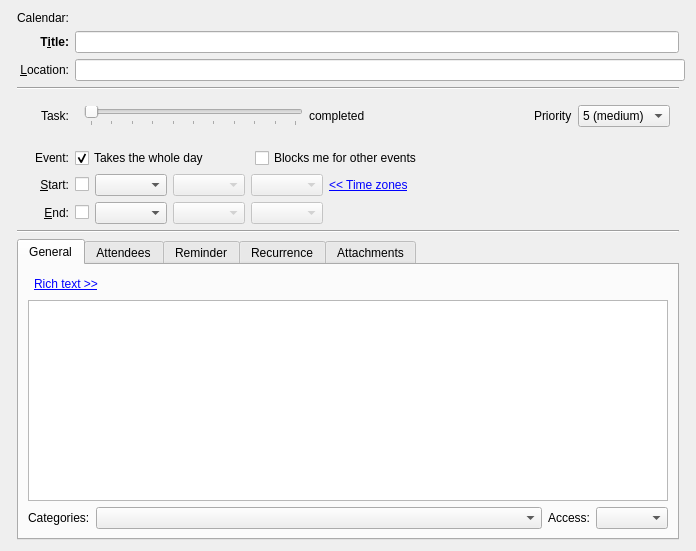
First picture: the form in incidenceeditor-ng/eventortododesktop.ui, repository chusopr/kdepim-ktimetracker-akonadi, before the edit.
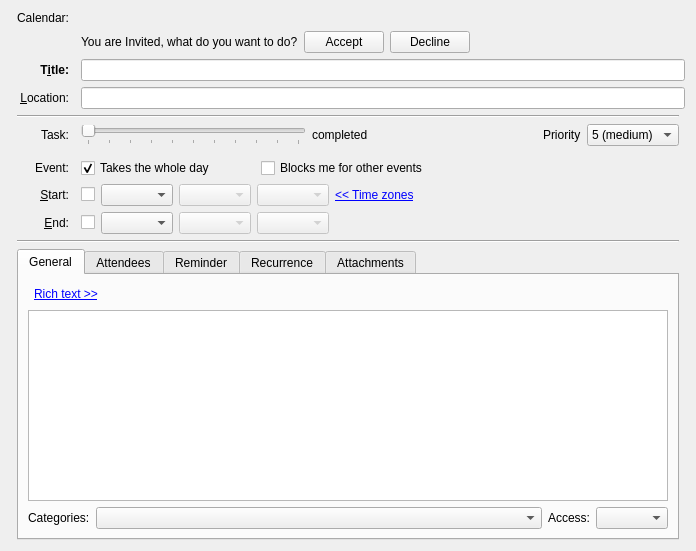
Second picture: the form after the edit. Custom widgets are drawn as their Qt base class.

Commit message: Add a accept/decline bar to the editor, the actual actions are not implemented though

```diff
--- a/incidenceeditor-ng/eventortododesktop.ui
+++ b/incidenceeditor-ng/eventortododesktop.ui
@@ -30,10 +30,10 @@
      </property>
     </widget>
    </item>
-   <item row="0" column="2">
+   <item row="0" column="3">
     <widget class="QWidget" name="mCalSelectorPlaceHolder" native="true"/>
    </item>
-   <item row="1" column="1">
+   <item row="3" column="1">
     <widget class="QLabel" name="label_2">
      <property name="sizePolicy">
       <sizepolicy hsizetype="Minimum" vsizetype="Preferred">
@@ -67,7 +67,7 @@
      </property>
     </widget>
    </item>
-   <item row="1" column="2">
+   <item row="3" column="3" colspan="2">
     <widget class="KLineEdit" name="mSummaryEdit">
      <property name="sizePolicy">
       <sizepolicy hsizetype="MinimumExpanding" vsizetype="Fixed">
@@ -83,7 +83,7 @@
      </property>
     </widget>
    </item>
-   <item row="2" column="1">
+   <item row="4" column="1">
     <widget class="QLabel" name="label_4">
      <property name="sizePolicy">
       <sizepolicy hsizetype="Minimum" vsizetype="Preferred">
@@ -105,7 +105,7 @@
      </property>
     </widget>
    </item>
-   <item row="2" column="2" colspan="2">
+   <item row="4" column="3" colspan="2">
     <widget class="KLineEdit" name="mLocationEdit">
      <property name="sizePolicy">
       <sizepolicy hsizetype="MinimumExpanding" vsizetype="Fixed">
@@ -121,7 +121,7 @@
      </property>
     </widget>
    </item>
-   <item row="6" column="2" rowspan="2">
+   <item row="8" column="3" rowspan="2">
     <layout class="QHBoxLayout" name="horizontalLayout_5">
      <item>
       <widget class="QCheckBox" name="mWholeDayCheck">
@@ -180,7 +180,7 @@
      </item>
     </layout>
    </item>
-   <item row="9" column="1">
+   <item row="11" column="1">
     <widget class="QLabel" name="mStartLabel">
      <property name="sizePolicy">
       <sizepolicy hsizetype="Minimum" vsizetype="Preferred">
@@ -202,7 +202,7 @@
      </property>
     </widget>
    </item>
-   <item row="9" column="2">
+   <item row="11" column="3">
     <layout class="QHBoxLayout" name="horizontalLayout_2">
      <item>
       <widget class="QCheckBox" name="mStartCheck">
@@ -298,7 +298,7 @@
      </item>
     </layout>
    </item>
-   <item row="10" column="1">
+   <item row="12" column="1">
     <widget class="QLabel" name="mEndLabel">
      <property name="sizePolicy">
       <sizepolicy hsizetype="Minimum" vsizetype="Preferred">
@@ -320,7 +320,7 @@
      </property>
     </widget>
    </item>
-   <item row="10" column="2">
+   <item row="12" column="3">
     <layout class="QHBoxLayout" name="horizontalLayout_4">
      <item>
       <widget class="QCheckBox" name="mEndCheck">
@@ -389,14 +389,14 @@
      </item>
     </layout>
    </item>
-   <item row="11" column="1" colspan="2">
+   <item row="13" column="1" colspan="3">
     <widget class="Line" name="line_2">
      <property name="orientation">
       <enum>Qt::Horizontal</enum>
      </property>
     </widget>
    </item>
-   <item row="13" column="1" colspan="2">
+   <item row="15" column="1" colspan="3">
     <widget class="QTabWidget" name="mTabWidget">
      <property name="currentIndex">
       <number>0</number>
@@ -1287,7 +1287,7 @@
      </widget>
     </widget>
    </item>
-   <item row="6" column="1" rowspan="2">
+   <item row="8" column="1" rowspan="2">
     <widget class="QLabel" name="label_8">
      <property name="sizePolicy">
       <sizepolicy hsizetype="Minimum" vsizetype="Preferred">
@@ -1306,16 +1306,19 @@
      </property>
     </widget>
    </item>
-   <item row="3" column="1" colspan="2">
+   <item row="5" column="1" colspan="3">
     <widget class="Line" name="line">
      <property name="orientation">
       <enum>Qt::Horizontal</enum>
      </property>
     </widget>
    </item>
-   <item row="4" column="2">
+   <item row="6" column="3">
     <widget class="QWidget" name="mCompletionPriorityWidget" native="true">
      <layout class="QHBoxLayout" name="horizontalLayout_8">
+      <property name="margin">
+       <number>0</number>
+      </property>
       <item>
        <widget class="QSlider" name="mCompletionSlider">
         <property name="maximum">
@@ -1418,7 +1421,7 @@
      </layout>
     </widget>
    </item>
-   <item row="4" column="0" colspan="2">
+   <item row="6" column="0" colspan="2">
     <widget class="QLabel" name="mTaskLabel">
      <property name="text">
       <string>Task:</string>
@@ -1428,9 +1431,58 @@
      </property>
     </widget>
    </item>
-   <item row="5" column="1" colspan="2">
+   <item row="7" column="1" colspan="3">
     <widget class="KSeparator" name="mTaskSeparator"/>
    </item>
+   <item row="2" column="3">
+    <widget class="QWidget" name="mInvitationBar" native="true">
+     <layout class="QHBoxLayout" name="horizontalLayout_10">
+      <property name="margin">
+       <number>0</number>
+      </property>
+      <item>
+       <widget class="QLabel" name="label_7">
+        <property name="text">
+         <string>You are Invited, what do you want to do?</string>
+        </property>
+       </widget>
+      </item>
+      <item>
+       <widget class="QPushButton" name="mAcceptInvitationButton">
+        <property name="toolTip">
+         <string>Accept the invitation</string>
+        </property>
+        <property name="whatsThis">
+         <string extracomment="@info:whatsthis">Click this button to accept the invitation.</string>
+        </property>
+        <property name="text">
+         <string>Accept</string>
+        </property>
+       </widget>
+      </item>
+      <item>
+       <widget class="QPushButton" name="mDeclineInvitationButton">
+        <property name="text">
+         <string>Decline</string>
+        </property>
+       </widget>
+      </item>
+      <item>
+       <spacer name="horizontalSpacer_13">
+        <property name="orientation">
+         <enum>Qt::Horizontal</enum>
+        </property>
+        <property name="sizeHint" stdset="0">
+         <size>
+          <width>40</width>
+          <height>20</height>
+         </size>
+        </property>
+       </spacer>
+      </item>
+     </layout>
+    </widget>
+   </item>
   </layout>
  </widget>
  <customwidgets>
@@ -1449,11 +1501,6 @@
    <extends>KComboBox</extends>
    <header>libkdepim/kcheckcombobox.h</header>
   </customwidget>
-  <customwidget>
-   <class>KPIM::KWeekdayCheckCombo</class>
-   <extends>KPIM::KCheckComboBox</extends>
-   <header>libkdepim/kweekdaycheckcombo.h</header>
-  </customwidget>
   <customwidget>
    <class>KPIM::KDateEdit</class>
    <extends>QComboBox</extends>
@@ -1489,6 +1536,11 @@
    <extends>KRichTextEdit</extends>
    <header>krichtextwidget.h</header>
   </customwidget>
+  <customwidget>
+   <class>KPIM::KWeekdayCheckCombo</class>
+   <extends>KPIM::KCheckComboBox</extends>
+   <header>libkdepim/kweekdaycheckcombo.h</header>
+  </customwidget>
  </customwidgets>
  <resources/>
  <connections>
```
The commit also changes 1 other file.
